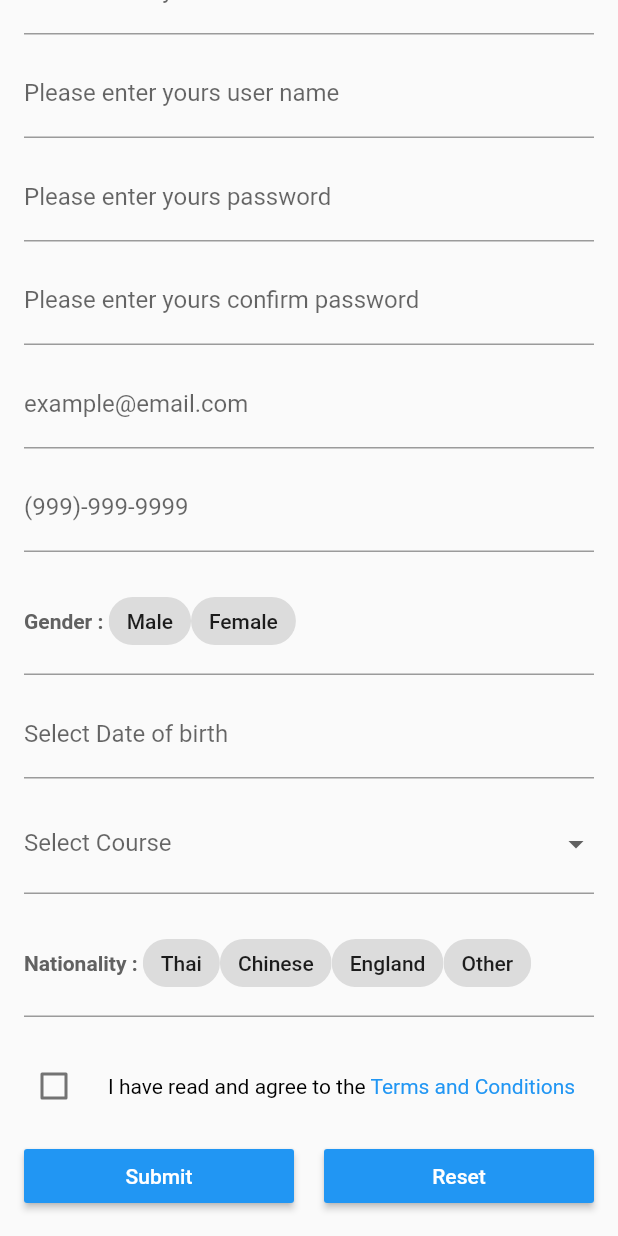
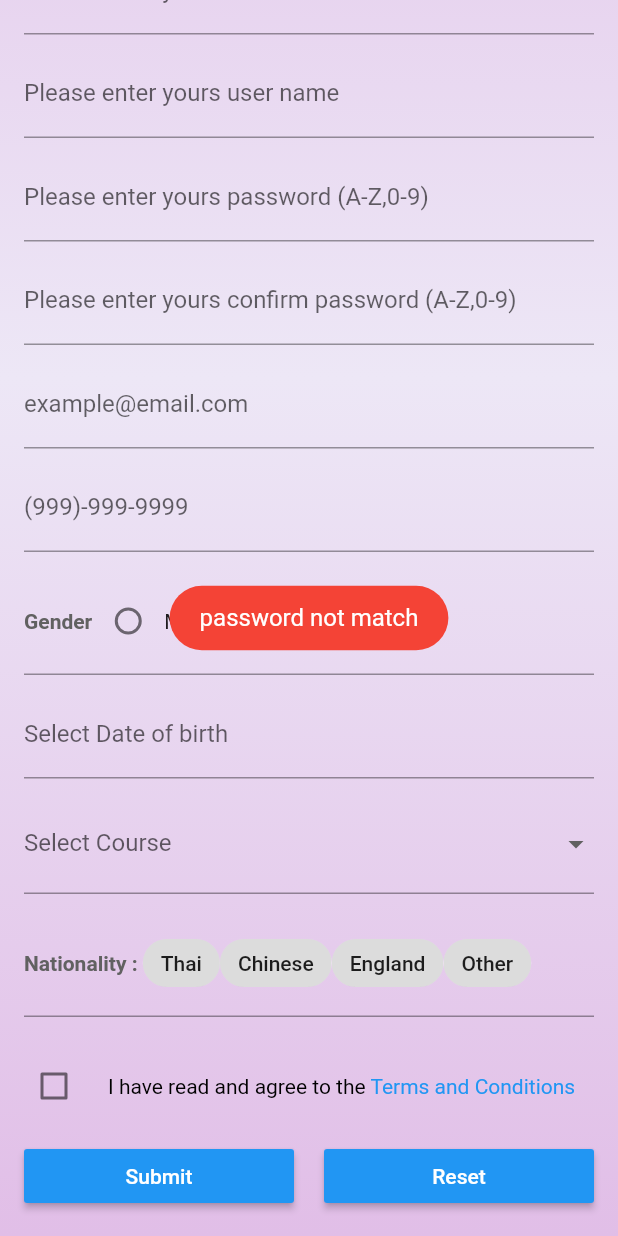
Before and after one commit to ton4023/flutter_test, a Flutter app: the RegisterPage screen opened directly, scrolled down 321 dp, after a tap on "Submit", on a phone screen of 412 x 824 dp. Run offline on Flutter 3.47's test engine with Material 2 defaults, Android fonts, the phone set to English and light mode, and no system bars; drawn by our look-alikes of flutter_form_builder; our stand-ins replace bloc, equatable, flutter_bloc, fluttertoast, mask_text_input_formatter; network calls fail.

Commit message:
fix validate

```diff
--- a/lib/pages/register_page.dart
+++ b/lib/pages/register_page.dart
@@ -1,5 +1,6 @@
 import 'package:flutter/material.dart';
 import 'package:flutter_form_builder/flutter_form_builder.dart';
+import 'package:fluttertoast/fluttertoast.dart';
 import 'package:mask_text_input_formatter/mask_text_input_formatter.dart';
 
 class RegisterPage extends StatefulWidget {
@@ -16,7 +17,18 @@ class _RegisterPageState extends State<RegisterPage> {
   Widget build(BuildContext context) {
     return Scaffold(
       body: SingleChildScrollView(
-        child: Padding(
+        child: Container(
+          decoration: BoxDecoration(
+            gradient: LinearGradient(
+              colors: [
+                Colors.purple.shade100,
+                Colors.deepPurple.shade50,
+                Colors.purple.shade100,
+              ],
+              begin: Alignment.topCenter,
+              end: Alignment.bottomCenter,
+            ),
+          ),
           padding: const EdgeInsets.all(16.0),
           child: Column(
             children: <Widget>[
@@ -29,241 +41,51 @@ class _RegisterPageState extends State<RegisterPage> {
                       height: 200,
                       child: Image.asset('images/add-user.png'),
                     ),
-                    FormBuilderTextField(
-                      name: 'firstname',
-                      decoration: InputDecoration(
-                        prefixText: 'First Name : ',
-                        prefixStyle: TextStyle(
-                            fontWeight: FontWeight.w600,
-                            color: Colors.grey.shade700),
-                        labelText: 'Please enter yours first name',
-                      ),
-                      onChanged: (value) {},
-                      validator: FormBuilderValidators.compose([
-                        FormBuilderValidators.required(context),
-
-                      ]),
-                      keyboardType: TextInputType.text,
-                    ),
+                    _firstnameField(context),
                     SizedBox(
                       height: 10,
                     ),
-                    FormBuilderTextField(
-                      name: 'lastname',
-                      decoration: InputDecoration(
-                        prefixText: 'Last Name : ',
-                        prefixStyle: TextStyle(
-                            fontWeight: FontWeight.w600,
-                            color: Colors.grey.shade700),
-                        labelText: 'Please enter yours last name',
-                      ),
-                      onChanged: (value) {},
-                      validator: FormBuilderValidators.compose([
-                        FormBuilderValidators.required(context),
-                      ]),
-                      keyboardType: TextInputType.text,
-                    ),
+                    _lastnameField(context),
                     SizedBox(
                       height: 10,
                     ),
-                    FormBuilderTextField(
-                      name: 'username',
-                      decoration: InputDecoration(
-                        prefixText: 'User Name : ',
-                        prefixStyle: TextStyle(
-                            fontWeight: FontWeight.w600,
-                            color: Colors.grey.shade700),
-                        labelText: 'Please enter yours user name',
-                      ),
-                      onChanged: (value) {},
-                      validator: FormBuilderValidators.compose([
-                        FormBuilderValidators.required(context),
-                      ]),
-                      keyboardType: TextInputType.text,
-                    ),
+                    _usernameField(context),
                     SizedBox(
                       height: 10,
                     ),
-                    FormBuilderTextField(
-                      name: 'Password',
-                      decoration: InputDecoration(
-                        prefixText: 'Password : ',
-                        prefixStyle: TextStyle(
-                            fontWeight: FontWeight.w600,
-                            color: Colors.grey.shade700),
-                        labelText: 'Please enter yours password',
-                      ),
-                      onChanged: (value) {},
-                      validator: FormBuilderValidators.compose([
-                        FormBuilderValidators.required(context),
-                      ]),
-                      keyboardType: TextInputType.visiblePassword,
-                    ),
+                    _passwordField(context),
                     SizedBox(
                       height: 10,
                     ),
-                    FormBuilderTextField(
-                      name: 'confirmPassword',
-                      decoration: InputDecoration(
-                        prefixText: 'Confirm Password : ',
-                        prefixStyle: TextStyle(
-                            fontWeight: FontWeight.w600,
-                            color: Colors.grey.shade700),
-                        labelText: 'Please enter yours confirm password',
-                      ),
-                      onChanged: (value) {},
-                      validator: FormBuilderValidators.compose([
-                        FormBuilderValidators.required(context),
-                      ]),
-                      keyboardType: TextInputType.visiblePassword,
-                    ),
+                    _confirmPasswordField(context),
                     SizedBox(
                       height: 10,
                     ),
-                    FormBuilderTextField(
-                      name: 'email',
-                      decoration: InputDecoration(
-                        prefixText: 'Email : ',
-                        prefixStyle: TextStyle(
-                            fontWeight: FontWeight.w600,
-                            color: Colors.grey.shade700),
-                        labelText: 'example@email.com',
-                      ),
-                      validator: FormBuilderValidators.compose([
-                        FormBuilderValidators.required(context),
-                        FormBuilderValidators.email(context),
-                      ]),
-                      keyboardType: TextInputType.emailAddress,
-                    ),
+                    _emailField(context),
                     SizedBox(
                       height: 10,
                     ),
-                    FormBuilderTextField(
-                      name: 'phone',
-                      decoration: InputDecoration(
-                        prefixText: 'Phone : ',
-                        prefixStyle: TextStyle(
-                            fontWeight: FontWeight.w600,
-                            color: Colors.grey.shade700),
-                        labelText: '(999)-999-9999',
-                      ),
-                      inputFormatters: [
-                        MaskTextInputFormatter(
-                            mask: '(###) ###-####',
-                            filter: {"#": RegExp(r'[0-9]')})
-                      ],
-                      validator: FormBuilderValidators.compose([
-                        FormBuilderValidators.required(context),
-                        FormBuilderValidators.numeric(context)
-                      ]),
-                      keyboardType: TextInputType.phone,
-                    ),
+                    _phoneField(context),
                     SizedBox(
                       height: 10,
                     ),
-                    FormBuilderChoiceChip(
-                      name: 'gender',
-                      decoration: InputDecoration(
-                        prefixText: 'Gender : ',
-                        prefixStyle: TextStyle(
-                            fontWeight: FontWeight.w600,
-                            color: Colors.grey.shade700),
-                      ),
-                      options: [
-                        FormBuilderFieldOption(
-                            value: 'Male', child: Text('Male')),
-                        FormBuilderFieldOption(
-                            value: 'Female', child: Text('Female')),
-                      ],
-                    ),
+                    _genderField(context),
                     SizedBox(
                       height: 10,
                     ),
-                    FormBuilderDateTimePicker(
-                      name: 'date',
-                      onChanged: (value) {},
-                      inputType: InputType.date,
-                      decoration: InputDecoration(
-                        prefixText: 'Date of birth : ',
-                        prefixStyle: TextStyle(
-                            fontWeight: FontWeight.w600,
-                            color: Colors.grey.shade700),
-                        labelText: 'Select Date of birth',
-                      ),
-                      initialDate: DateTime.now(),
-                    ),
+                    _birthField(context),
                     SizedBox(
                       height: 10,
                     ),
-                    FormBuilderDropdown(
-                      name: 'course',
-                      decoration: InputDecoration(
-                        prefixText: 'Date of birth : ',
-                        prefixStyle: TextStyle(
-                            fontWeight: FontWeight.w600,
-                            color: Colors.grey.shade700),
-                            labelText: 'Select Course',
-                      ),
-                      allowClear: true,
-                      validator: FormBuilderValidators.compose(
-                          [FormBuilderValidators.required(context)]),
-                      items: ['Course1', 'Course2', 'Course3']
-                          .map((course) => DropdownMenuItem(
-                                value: course,
-                                child: Text('$course'),
-                              ))
-                          .toList(),
-                    ),
+                    _courseField(context),
                     SizedBox(
                       height: 10,
                     ),
-                    FormBuilderChoiceChip(
-                      name: 'nationality',
-                      decoration: InputDecoration(
-                       prefixText: 'Nationality : ',
-                        prefixStyle: TextStyle(
-                            fontWeight: FontWeight.w600,
-                            color: Colors.grey.shade700),
-                      ),
-                      options: [
-                        FormBuilderFieldOption(
-                            value: 'Thai', child: Text('Thai')),
-                        FormBuilderFieldOption(
-                            value: 'Chinese', child: Text('Chinese')),
-                        FormBuilderFieldOption(
-                            value: 'England', child: Text('England')),
-                        FormBuilderFieldOption(
-                            value: 'Other', child: Text('Other')),
-                      ],
-                    ),
+                    _nationalityField(context),
                     SizedBox(
                       height: 10,
                     ),
-                    FormBuilderCheckbox(
-                      name: 'accept_terms',
-                      initialValue: false,
-                      onChanged: (value) {},
-                      title: RichText(
-                        text: TextSpan(
-                          children: [
-                            TextSpan(
-                              text: 'I have read and agree to the ',
-                              style: TextStyle(color: Colors.black),
-                            ),
-                            TextSpan(
-                              text: 'Terms and Conditions',
-                              style: TextStyle(color: Colors.blue),
-                            ),
-                          ],
-                        ),
-                      ),
-                      validator: FormBuilderValidators.equal(
-                        context,
-                        true,
-                        errorText:
-                            'You must accept terms and conditions to continue',
-                      ),
-                    ),
+                    _acceptTerms(context),
                   ],
                 ),
               ),
@@ -278,10 +100,27 @@ class _RegisterPageState extends State<RegisterPage> {
                       ),
                       onPressed: () {
                         _formKey.currentState!.save();
-                        if (_formKey.currentState!.validate()) {
+
+                        if (_formKey.currentState!.validate() && _formKey.currentState!.value['password'] == _formKey.currentState!.value['confirmPassword']) {
+                          Fluttertoast.showToast(
+                              msg: "register success",
+                              toastLength: Toast.LENGTH_SHORT,
+                              gravity: ToastGravity.CENTER,
+                              timeInSecForIosWeb: 3,
+                              backgroundColor: Colors.red,
+                              textColor: Colors.white,
+                              fontSize: 16.0);
                           print(_formKey.currentState!.value);
                         } else {
-                          print("validation failed");
+                          Fluttertoast.showToast(
+                              msg: "password not match",
+                              toastLength: Toast.LENGTH_SHORT,
+                              gravity: ToastGravity.CENTER,
+                              timeInSecForIosWeb: 3,
+                              backgroundColor: Colors.red,
+                              textColor: Colors.white,
+                              fontSize: 16.0);
+                          print("password not match");
                         }
                       },
                     ),
@@ -307,4 +146,230 @@ class _RegisterPageState extends State<RegisterPage> {
       ),
     );
   }
+
+  FormBuilderCheckbox _acceptTerms(BuildContext context) {
+    return FormBuilderCheckbox(
+      name: 'accept_terms',
+      initialValue: false,
+      onChanged: (value) {},
+      title: RichText(
+        text: TextSpan(
+          children: [
+            TextSpan(
+              text: 'I have read and agree to the ',
+              style: TextStyle(color: Colors.black),
+            ),
+            TextSpan(
+              text: 'Terms and Conditions',
+              style: TextStyle(color: Colors.blue),
+            ),
+          ],
+        ),
+      ),
+      validator: FormBuilderValidators.equal(
+        context,
+        true,
+        errorText: 'You must accept terms and conditions to continue',
+      ),
+    );
+  }
+
+  FormBuilderChoiceChip<String> _nationalityField(BuildContext context) {
+    return FormBuilderChoiceChip(
+      name: 'nationality',
+      decoration: InputDecoration(
+        prefixText: 'Nationality : ',
+        prefixStyle:
+            TextStyle(fontWeight: FontWeight.w600, color: Colors.grey.shade700),
+      ),
+      options: [
+        FormBuilderFieldOption(value: 'Thai', child: Text('Thai')),
+        FormBuilderFieldOption(value: 'Chinese', child: Text('Chinese')),
+        FormBuilderFieldOption(value: 'England', child: Text('England')),
+        FormBuilderFieldOption(value: 'Other', child: Text('Other')),
+      ],
+      validator: FormBuilderValidators.compose([
+        FormBuilderValidators.required(context),
+      ]),
+    );
+  }
+
+  FormBuilderDropdown<String> _courseField(BuildContext context) {
+    return FormBuilderDropdown(
+      name: 'course',
+      decoration: InputDecoration(
+        prefixText: 'Course : ',
+        prefixStyle:
+            TextStyle(fontWeight: FontWeight.w600, color: Colors.grey.shade700),
+        labelText: 'Select Course',
+      ),
+      allowClear: true,
+      validator: FormBuilderValidators.compose(
+          [FormBuilderValidators.required(context)]),
+      items: ['Course1', 'Course2', 'Course3']
+          .map((course) => DropdownMenuItem(
+                value: course,
+                child: Text('$course'),
+              ))
+          .toList(),
+    );
+  }
+
+  FormBuilderDateTimePicker _birthField(BuildContext context) {
+    return FormBuilderDateTimePicker(
+      name: 'date',
+      inputType: InputType.date,
+      decoration: InputDecoration(
+        prefixText: 'Date of birth : ',
+        prefixStyle:
+            TextStyle(fontWeight: FontWeight.w600, color: Colors.grey.shade700),
+        labelText: 'Select Date of birth',
+      ),
+      initialDate: DateTime.now(),
+      validator: FormBuilderValidators.compose([
+        FormBuilderValidators.required(context),
+      ]),
+    );
+  }
+
+  FormBuilderRadioGroup<String> _genderField(BuildContext context) {
+    return FormBuilderRadioGroup(
+      name: 'gender',
+      decoration: InputDecoration(
+        prefixText: 'Gender',
+        prefixStyle: TextStyle(
+          fontWeight: FontWeight.w600,
+          color: Colors.grey.shade700,
+        ),
+      ),
+      options: [
+        FormBuilderFieldOption(value: 'Male', child: Text('Male')),
+        FormBuilderFieldOption(value: 'Female', child: Text('Female')),
+      ],
+      validator: FormBuilderValidators.compose([
+        FormBuilderValidators.required(context),
+      ]),
+    );
+  }
+
+  FormBuilderTextField _phoneField(BuildContext context) {
+    return FormBuilderTextField(
+      name: 'phone',
+      decoration: InputDecoration(
+        prefixText: 'Phone : ',
+        prefixStyle:
+            TextStyle(fontWeight: FontWeight.w600, color: Colors.grey.shade700),
+        labelText: '(999)-999-9999',
+      ),
+      inputFormatters: [
+        MaskTextInputFormatter(
+            mask: '(###)-###-####', filter: {"#": RegExp(r'[0-9]')})
+      ],
+      validator: FormBuilderValidators.compose([
+        FormBuilderValidators.required(context),
+      ]),
+      keyboardType: TextInputType.phone,
+    );
+  }
+
+  FormBuilderTextField _emailField(BuildContext context) {
+    return FormBuilderTextField(
+      name: 'email',
+      decoration: InputDecoration(
+        prefixText: 'Email : ',
+        prefixStyle:
+            TextStyle(fontWeight: FontWeight.w600, color: Colors.grey.shade700),
+        labelText: 'example@email.com',
+      ),
+      validator: FormBuilderValidators.compose([
+        FormBuilderValidators.required(context),
+        FormBuilderValidators.email(context),
+      ]),
+      keyboardType: TextInputType.emailAddress,
+    );
+  }
+
+  FormBuilderTextField _confirmPasswordField(BuildContext context) {
+    return FormBuilderTextField(
+      name: 'confirmPassword',
+      obscureText: true,
+      decoration: InputDecoration(
+        prefixText: 'Confirm Password : ',
+        prefixStyle:
+            TextStyle(fontWeight: FontWeight.w600, color: Colors.grey.shade700),
+        labelText: 'Please enter yours confirm password (A-Z,0-9)',
+      ),
+      validator: FormBuilderValidators.compose([
+        FormBuilderValidators.required(context),
+      ]),
+      keyboardType: TextInputType.visiblePassword,
+    );
+  }
+
+  FormBuilderTextField _passwordField(BuildContext context) {
+    return FormBuilderTextField(
+      name: 'password',
+      obscureText: true,
+      decoration: InputDecoration(
+        prefixText: 'Password : ',
+        prefixStyle:
+            TextStyle(fontWeight: FontWeight.w600, color: Colors.grey.shade700),
+        labelText: 'Please enter yours password (A-Z,0-9)',
+      ),
+      validator: FormBuilderValidators.compose([
+        FormBuilderValidators.required(context),
+        FormBuilderValidators.match(
+            context, r"^(?=.*[A-Za-z])(?=.*\d)[A-Za-z\d]{8,}$")
+      ]),
+      keyboardType: TextInputType.visiblePassword,
+    );
+  }
+
+  FormBuilderTextField _usernameField(BuildContext context) {
+    return FormBuilderTextField(
+      name: 'username',
+      decoration: InputDecoration(
+        prefixText: 'User Name : ',
+        prefixStyle:
+            TextStyle(fontWeight: FontWeight.w600, color: Colors.grey.shade700),
+        labelText: 'Please enter yours user name',
+      ),
+      validator: FormBuilderValidators.compose([
+        FormBuilderValidators.required(context),
+      ]),
+      keyboardType: TextInputType.text,
+    );
+  }
+
+  FormBuilderTextField _lastnameField(BuildContext context) {
+    return FormBuilderTextField(
+      name: 'lastname',
+      decoration: InputDecoration(
+        prefixText: 'Last Name : ',
+        prefixStyle:
+            TextStyle(fontWeight: FontWeight.w600, color: Colors.grey.shade700),
+        labelText: 'Please enter yours last name',
+      ),
+      validator: FormBuilderValidators.compose([
+        FormBuilderValidators.required(context),
+      ]),
+      keyboardType: TextInputType.text,
+    );
+  }
+
+  FormBuilderTextField _firstnameField(BuildContext context) {
+    return FormBuilderTextField(
+      name: 'firstname',
+      decoration: InputDecoration(
+        prefixText: 'First Name : ',
+        prefixStyle:
+            TextStyle(fontWeight: FontWeight.w600, color: Colors.grey.shade700),
+        labelText: 'Please enter yours first name',
+      ),
+      validator: FormBuilderValidators.compose([
+        FormBuilderValidators.required(context),
+      ]),
+      keyboardType: TextInputType.text,
+    );
+  }
 }
--- a/pubspec.yaml
+++ b/pubspec.yaml
@@ -30,6 +30,7 @@ dependencies:
   intl: ^0.17.0
   flutter_form_builder: ^6.1.0+1
   mask_text_input_formatter: ^2.0.0
+  fluttertoast: ^8.0.8
 
   # The following adds the Cupertino Icons font to your application.
   # Use with the CupertinoIcons class for iOS style icons.
```
Also changed, not shown: lib/sc/Selection_003-1.png (added), lib/sc/Selection_003.png (deleted), lib/sc/Selection_004-1.png (added), lib/sc/Selection_004.png (deleted), pubspec.lock.
